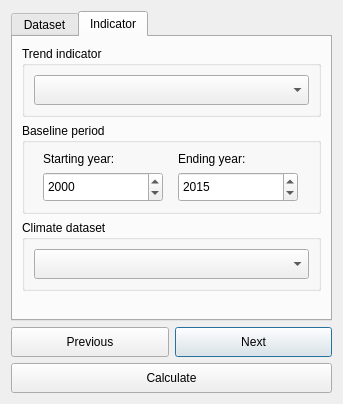
Old version of the form LDMP/gui/DlgTimeseries.ui in the repository ConservationInternational/trends.earth.
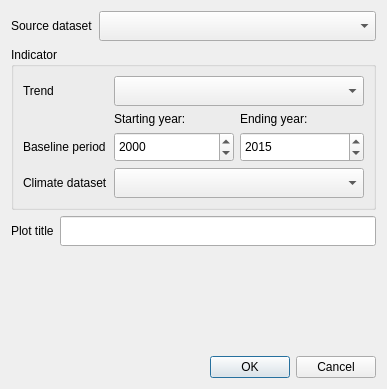
New version of the form. The open tabs and pages were chosen to show the change.

```diff
--- a/LDMP/gui/DlgTimeseries.ui
+++ b/LDMP/gui/DlgTimeseries.ui
@@ -6,8 +6,8 @@
    <rect>
     <x>0</x>
     <y>0</y>
-    <width>337</width>
-    <height>404</height>
+    <width>384</width>
+    <height>389</height>
    </rect>
   </property>
   <property name="sizePolicy">
@@ -19,52 +19,11 @@
   <property name="windowTitle">
    <string>Plot time series</string>
   </property>
-  <layout class="QVBoxLayout" name="verticalLayout_2">
-   <item>
-    <widget class="QTabWidget" name="TabBox">
-     <property name="currentIndex">
-      <number>0</number>
-     </property>
-     <widget class="QWidget" name="DatasetTab">
-      <attribute name="title">
-       <string>Dataset</string>
-      </attribute>
-      <layout class="QVBoxLayout" name="verticalLayout_4">
-       <item>
-        <widget class="QGroupBox" name="groupBox">
-         <property name="title">
-          <string>Time series dataset</string>
-         </property>
-         <layout class="QVBoxLayout" name="verticalLayout_3">
-          <item>
-           <widget class="QComboBox" name="dataset_ndvi">
-            <property name="sizePolicy">
-             <sizepolicy hsizetype="Expanding" vsizetype="Minimum">
-              <horstretch>0</horstretch>
-              <verstretch>0</verstretch>
-             </sizepolicy>
-            </property>
-            <property name="minimumSize">
-             <size>
-              <width>275</width>
-              <height>30</height>
-             </size>
-            </property>
-           </widget>
-          </item>
-         </layout>
-        </widget>
-       </item>
-       <item>
-        <widget class="QGroupBox" name="metadataGroupBox">
-         <property name="title">
-          <string>Plot title</string>
-         </property>
-         <layout class="QVBoxLayout" name="verticalLayout">
-          <item>
+  <layout class="QGridLayout" name="gridLayout_2">
+   <item row="3" column="1" colspan="2">
            <widget class="QLineEdit" name="task_name">
             <property name="sizePolicy">
-             <sizepolicy hsizetype="Expanding" vsizetype="Minimum">
+      <sizepolicy hsizetype="Expanding" vsizetype="Fixed">
               <horstretch>0</horstretch>
               <verstretch>0</verstretch>
              </sizepolicy>
@@ -78,116 +37,75 @@
             <property name="maxLength">
              <number>160</number>
             </property>
-           </widget>
-          </item>
-         </layout>
-        </widget>
-       </item>
-       <item>
-        <spacer name="verticalSpacer">
-         <property name="orientation">
-          <enum>Qt::Vertical</enum>
-         </property>
-         <property name="sizeHint" stdset="0">
+     <property name="frame">
+      <bool>true</bool>
+     </property>
+    </widget>
+   </item>
+   <item row="5" column="0" colspan="3">
+    <widget class="QDialogButtonBox" name="buttonBox">
+     <property name="minimumSize">
+      <size>
+       <width>0</width>
+       <height>0</height>
+      </size>
+     </property>
+     <property name="standardButtons">
+      <set>QDialogButtonBox::Cancel|QDialogButtonBox::Ok</set>
+     </property>
+    </widget>
+   </item>
+   <item row="0" column="0" colspan="2">
+    <widget class="QLabel" name="label">
+     <property name="text">
+      <string>Source dataset</string>
+     </property>
+    </widget>
+   </item>
+   <item row="0" column="2">
+    <widget class="QComboBox" name="dataset_ndvi">
+     <property name="sizePolicy">
+      <sizepolicy hsizetype="Expanding" vsizetype="Fixed">
+       <horstretch>0</horstretch>
+       <verstretch>0</verstretch>
+      </sizepolicy>
+     </property>
+     <property name="minimumSize">
           <size>
-           <width>20</width>
-           <height>40</height>
-          </size>
-         </property>
-        </spacer>
-       </item>
-      </layout>
-     </widget>
-     <widget class="QWidget" name="IndicatorTab">
-      <attribute name="title">
+       <width>250</width>
+       <height>30</height>
+      </size>
+     </property>
+    </widget>
+   </item>
+   <item row="3" column="0">
+    <widget class="QLabel" name="label_2">
+     <property name="text">
+      <string>Plot title</string>
+     </property>
+    </widget>
+   </item>
+   <item row="2" column="0" colspan="3">
+    <widget class="QGroupBox" name="groupBox_2">
+     <property name="title">
        <string>Indicator</string>
-      </attribute>
-      <layout class="QVBoxLayout" name="verticalLayout_5">
-       <item>
-        <widget class="QGroupBox" name="groupBox_4">
-         <property name="sizePolicy">
-          <sizepolicy hsizetype="Preferred" vsizetype="Minimum">
-           <horstretch>0</horstretch>
-           <verstretch>0</verstretch>
-          </sizepolicy>
-         </property>
-         <property name="title">
-          <string>Trend indicator</string>
-         </property>
-         <layout class="QVBoxLayout" name="verticalLayout_6">
-          <item>
-           <widget class="QComboBox" name="traj_indic">
-            <property name="sizePolicy">
-             <sizepolicy hsizetype="Expanding" vsizetype="Minimum">
-              <horstretch>0</horstretch>
-              <verstretch>0</verstretch>
-             </sizepolicy>
-            </property>
-            <property name="minimumSize">
-             <size>
-              <width>275</width>
-              <height>30</height>
-             </size>
-            </property>
-           </widget>
-          </item>
-         </layout>
-        </widget>
-       </item>
-       <item>
-        <widget class="QGroupBox" name="groupBox_3">
-         <property name="title">
-          <string>Baseline period</string>
-         </property>
-         <layout class="QGridLayout" name="gridLayout_5">
-          <item row="1" column="0">
-           <widget class="QDateEdit" name="traj_year_start">
-            <property name="sizePolicy">
-             <sizepolicy hsizetype="Minimum" vsizetype="Minimum">
-              <horstretch>0</horstretch>
-              <verstretch>0</verstretch>
-             </sizepolicy>
-            </property>
-            <property name="minimumSize">
-             <size>
-              <width>0</width>
-              <height>30</height>
-             </size>
-            </property>
-            <property name="maximumSize">
-             <size>
-              <width>120</width>
-              <height>35</height>
-             </size>
-            </property>
-            <property name="maximumDate">
-             <date>
-              <year>2030</year>
-              <month>12</month>
-              <day>31</day>
-             </date>
-            </property>
-            <property name="minimumDate">
-             <date>
-              <year>1980</year>
-              <month>1</month>
-              <day>1</day>
-             </date>
-            </property>
-            <property name="displayFormat">
-             <string>yyyy</string>
-            </property>
-            <property name="date">
-             <date>
-              <year>2000</year>
-              <month>1</month>
-              <day>1</day>
-             </date>
-            </property>
-           </widget>
-          </item>
+     </property>
+     <layout class="QGridLayout" name="gridLayout">
           <item row="0" column="0">
+       <widget class="QLabel" name="label_3">
+        <property name="text">
+         <string>Trend</string>
+        </property>
+       </widget>
+      </item>
+      <item row="1" column="1">
            <widget class="QLabel" name="label_7">
+        <property name="sizePolicy">
+         <sizepolicy hsizetype="Preferred" vsizetype="Fixed">
+          <horstretch>0</horstretch>
+          <verstretch>0</verstretch>
+         </sizepolicy>
+        </property>
             <property name="font">
              <font>
               <weight>50</weight>
@@ -199,8 +117,30 @@
             </property>
            </widget>
           </item>
-          <item row="0" column="1">
+      <item row="0" column="1" colspan="2">
+       <widget class="QComboBox" name="traj_indic">
+        <property name="sizePolicy">
+         <sizepolicy hsizetype="Expanding" vsizetype="Fixed">
+          <horstretch>0</horstretch>
+          <verstretch>0</verstretch>
+         </sizepolicy>
+        </property>
+        <property name="minimumSize">
+         <size>
+          <width>0</width>
+          <height>30</height>
+         </size>
+        </property>
+       </widget>
+      </item>
+      <item row="1" column="2">
            <widget class="QLabel" name="label_6">
+        <property name="sizePolicy">
+         <sizepolicy hsizetype="Preferred" vsizetype="Fixed">
+          <horstretch>0</horstretch>
+          <verstretch>0</verstretch>
+         </sizepolicy>
+        </property>
             <property name="font">
              <font>
               <weight>50</weight>
@@ -212,10 +152,17 @@
             </property>
            </widget>
           </item>
-          <item row="1" column="1">
+      <item row="2" column="0">
+       <widget class="QLabel" name="label_4">
+        <property name="text">
+         <string>Baseline period</string>
+        </property>
+       </widget>
+      </item>
+      <item row="2" column="2">
            <widget class="QDateEdit" name="traj_year_end">
             <property name="sizePolicy">
-             <sizepolicy hsizetype="Minimum" vsizetype="Minimum">
+         <sizepolicy hsizetype="Minimum" vsizetype="Fixed">
               <horstretch>0</horstretch>
               <verstretch>0</verstretch>
              </sizepolicy>
@@ -228,10 +175,17 @@
             </property>
             <property name="maximumSize">
              <size>
-              <width>120</width>
-              <height>35</height>
-             </size>
-            </property>
+          <width>16777215</width>
+          <height>16777215</height>
+         </size>
+        </property>
+        <property name="date">
+         <date>
+          <year>2015</year>
+          <month>12</month>
+          <day>31</day>
+         </date>
+        </property>
             <property name="maximumDateTime">
              <datetime>
               <hour>23</hour>
@@ -252,45 +206,85 @@
             <property name="displayFormat">
              <string>yyyy</string>
             </property>
-            <property name="date">
-             <date>
-              <year>2015</year>
-              <month>12</month>
-              <day>31</day>
-             </date>
-            </property>
-           </widget>
-          </item>
-         </layout>
-        </widget>
-       </item>
-       <item>
-        <widget class="QGroupBox" name="groupBox_5">
-         <property name="title">
-          <string>Climate dataset</string>
-         </property>
-         <layout class="QVBoxLayout" name="verticalLayout_8">
-          <item>
+       </widget>
+      </item>
+      <item row="3" column="1" colspan="2">
            <widget class="QComboBox" name="traj_climate">
             <property name="sizePolicy">
-             <sizepolicy hsizetype="Expanding" vsizetype="Minimum">
+         <sizepolicy hsizetype="Expanding" vsizetype="Fixed">
               <horstretch>0</horstretch>
               <verstretch>0</verstretch>
              </sizepolicy>
             </property>
             <property name="minimumSize">
              <size>
-              <width>275</width>
+          <width>250</width>
               <height>30</height>
              </size>
             </property>
            </widget>
           </item>
+      <item row="3" column="0">
+       <widget class="QLabel" name="label_5">
+        <property name="text">
+         <string>Climate dataset</string>
+        </property>
+       </widget>
+      </item>
+      <item row="2" column="1">
+       <widget class="QDateEdit" name="traj_year_start">
+        <property name="sizePolicy">
+         <sizepolicy hsizetype="Minimum" vsizetype="Fixed">
+          <horstretch>0</horstretch>
+          <verstretch>0</verstretch>
+         </sizepolicy>
+        </property>
+        <property name="minimumSize">
+         <size>
+          <width>0</width>
+          <height>30</height>
+         </size>
+        </property>
+        <property name="maximumSize">
+         <size>
+          <width>120</width>
+          <height>35</height>
+         </size>
+        </property>
+        <property name="date">
+         <date>
+          <year>2000</year>
+          <month>1</month>
+          <day>1</day>
+         </date>
+        </property>
+        <property name="maximumDate">
+         <date>
+          <year>2030</year>
+          <month>12</month>
+          <day>31</day>
+         </date>
+        </property>
+        <property name="minimumDate">
+         <date>
+          <year>1980</year>
+          <month>1</month>
+          <day>1</day>
+         </date>
+        </property>
+        <property name="displayFormat">
+         <string>yyyy</string>
+        </property>
+       </widget>
+      </item>
          </layout>
         </widget>
        </item>
-       <item>
-        <spacer name="verticalSpacer_2">
+   <item row="1" column="0" colspan="3">
+    <layout class="QVBoxLayout" name="vl_aoi"/>
+   </item>
+   <item row="4" column="1">
+    <spacer name="verticalSpacer">
          <property name="orientation">
           <enum>Qt::Vertical</enum>
          </property>
@@ -301,71 +295,6 @@
           </size>
          </property>
         </spacer>
-       </item>
-      </layout>
-     </widget>
-    </widget>
-   </item>
-   <item>
-    <layout class="QGridLayout" name="gridLayout">
-     <item row="0" column="1">
-      <widget class="QPushButton" name="button_next">
-       <property name="sizePolicy">
-        <sizepolicy hsizetype="Minimum" vsizetype="Minimum">
-         <horstretch>0</horstretch>
-         <verstretch>0</verstretch>
-        </sizepolicy>
-       </property>
-       <property name="minimumSize">
-        <size>
-         <width>0</width>
-         <height>30</height>
-        </size>
-       </property>
-       <property name="text">
-        <string>Next</string>
-       </property>
-      </widget>
-     </item>
-     <item row="0" column="0">
-      <widget class="QPushButton" name="button_prev">
-       <property name="sizePolicy">
-        <sizepolicy hsizetype="Minimum" vsizetype="Minimum">
-         <horstretch>0</horstretch>
-         <verstretch>0</verstretch>
-        </sizepolicy>
-       </property>
-       <property name="minimumSize">
-        <size>
-         <width>0</width>
-         <height>30</height>
-        </size>
-       </property>
-       <property name="text">
-        <string>Previous</string>
-       </property>
-      </widget>
-     </item>
-     <item row="1" column="0" colspan="2">
-      <widget class="QPushButton" name="button_calculate">
-       <property name="sizePolicy">
-        <sizepolicy hsizetype="Minimum" vsizetype="Minimum">
-         <horstretch>0</horstretch>
-         <verstretch>0</verstretch>
-        </sizepolicy>
-       </property>
-       <property name="minimumSize">
-        <size>
-         <width>0</width>
-         <height>30</height>
-        </size>
-       </property>
-       <property name="text">
-        <string>Calculate</string>
-       </property>
-      </widget>
-     </item>
-    </layout>
    </item>
   </layout>
  </widget>
```
Left out of the diff: 2 changed lines with no effect on the pictures. Lines whose indentation alone changed are shown as unchanged.
